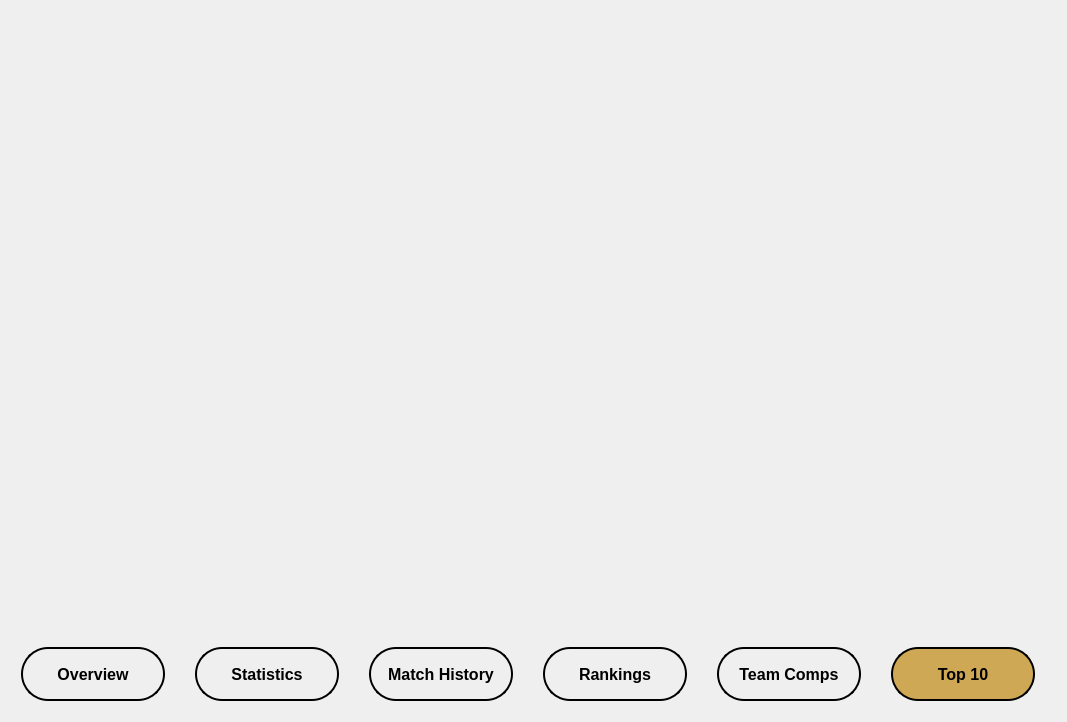
Before: the Qt Designer form analyticswindow.ui in YannikSahl/TFT-Analyzer, drawn with Qt 5.
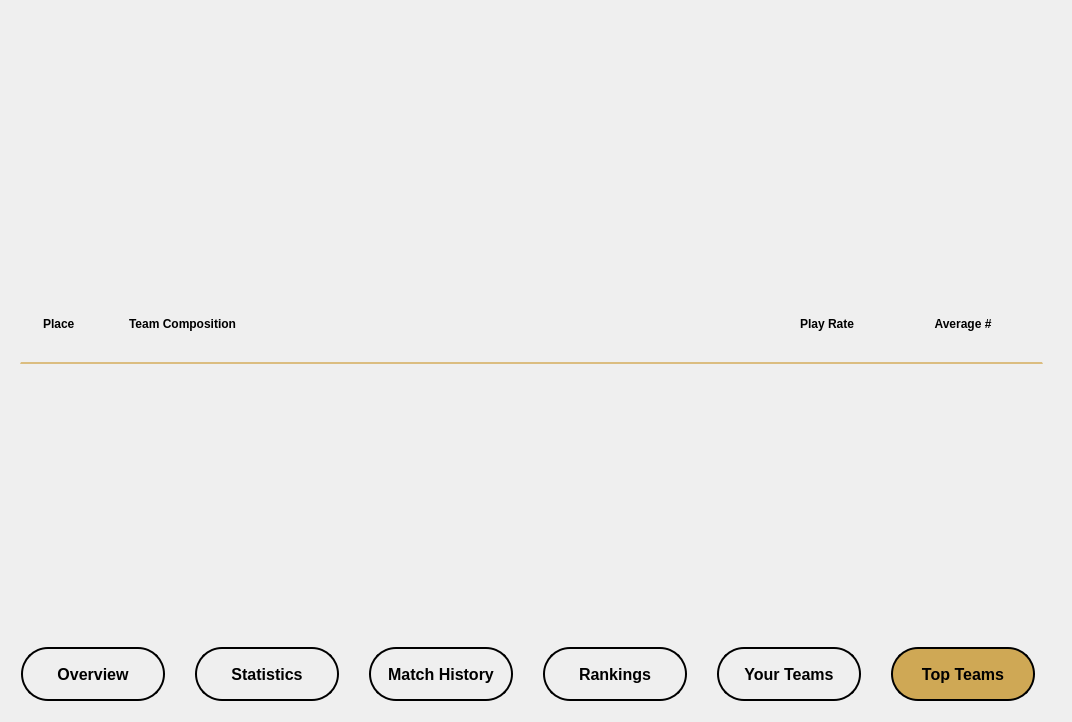
After: the same form once the commit is applied. The open tabs and pages were chosen to show the change. Icons and pictures are not drawn.

Commit message: Prepared top teams

Patch:
```diff
--- a/analyticswindow.ui
+++ b/analyticswindow.ui
@@ -6,7 +6,7 @@
    <rect>
     <x>0</x>
     <y>0</y>
-    <width>1067</width>
+    <width>1072</width>
     <height>722</height>
    </rect>
   </property>
@@ -573,7 +573,7 @@
        <string notr="true">padding: 5px;</string>
       </property>
       <attribute name="title">
-       <string>Team Comps</string>
+       <string>Your Teams</string>
       </attribute>
       <layout class="QVBoxLayout" name="verticalLayout">
        <item>
@@ -687,10 +687,124 @@
        </item>
       </layout>
      </widget>
-     <widget class="QWidget" name="tab_top10">
+     <widget class="QWidget" name="tab_topComps">
+      <property name="styleSheet">
+       <string notr="true">padding: 5px;</string>
+      </property>
       <attribute name="title">
-       <string>Top 10</string>
+       <string>Top Teams</string>
       </attribute>
+      <layout class="QVBoxLayout" name="verticalLayout_2">
+       <item>
+        <widget class="QFrame" name="frame_13">
+         <property name="sizePolicy">
+          <sizepolicy hsizetype="Fixed" vsizetype="Fixed">
+           <horstretch>0</horstretch>
+           <verstretch>0</verstretch>
+          </sizepolicy>
+         </property>
+         <property name="maximumSize">
+          <size>
+           <width>16777215</width>
+           <height>80</height>
+          </size>
+         </property>
+         <property name="styleSheet">
+          <string notr="true">*{
+	font-weight: bold;
+}
+
+.QFrame{
+border-bottom: 2px solid rgb(219, 189, 128);
+}</string>
+         </property>
+         <property name="frameShape">
+          <enum>QFrame::StyledPanel</enum>
+         </property>
+         <property name="frameShadow">
+          <enum>QFrame::Raised</enum>
+         </property>
+         <layout class="QHBoxLayout" name="horizontalLayout_2">
+          <item>
+           <widget class="QLabel" name="label_6">
+            <property name="minimumSize">
+             <size>
+              <width>80</width>
+              <height>0</height>
+             </size>
+            </property>
+            <property name="text">
+             <string>Place</string>
+            </property>
+           </widget>
+          </item>
+          <item>
+           <widget class="QLabel" name="label_4">
+            <property name="sizePolicy">
+             <sizepolicy hsizetype="Preferred" vsizetype="Preferred">
+              <horstretch>80</horstretch>
+              <verstretch>0</verstretch>
+             </sizepolicy>
+            </property>
+            <property name="minimumSize">
+             <size>
+              <width>635</width>
+              <height>0</height>
+             </size>
+            </property>
+            <property name="text">
+             <string>Team Composition</string>
+            </property>
+           </widget>
+          </item>
+          <item>
+           <widget class="QLabel" name="label_7">
+            <property name="sizePolicy">
+             <sizepolicy hsizetype="Preferred" vsizetype="Preferred">
+              <horstretch>10</horstretch>
+              <verstretch>0</verstretch>
+             </sizepolicy>
+            </property>
+            <property name="minimumSize">
+             <size>
+              <width>130</width>
+              <height>0</height>
+             </size>
+            </property>
+            <property name="text">
+             <string>Play Rate</string>
+            </property>
+            <property name="alignment">
+             <set>Qt::AlignCenter</set>
+            </property>
+           </widget>
+          </item>
+          <item>
+           <widget class="QLabel" name="label_8">
+            <property name="sizePolicy">
+             <sizepolicy hsizetype="Preferred" vsizetype="Preferred">
+              <horstretch>10</horstretch>
+              <verstretch>0</verstretch>
+             </sizepolicy>
+            </property>
+            <property name="minimumSize">
+             <size>
+              <width>130</width>
+              <height>0</height>
+             </size>
+            </property>
+            <property name="text">
+             <string>Average #</string>
+            </property>
+            <property name="alignment">
+             <set>Qt::AlignCenter</set>
+            </property>
+           </widget>
+          </item>
+         </layout>
+        </widget>
+       </item>
+      </layout>
      </widget>
     </widget>
    </item>
```
Left out of the diff: 2 changed lines with no effect on the pictures. The commit also changes 5 other files.
